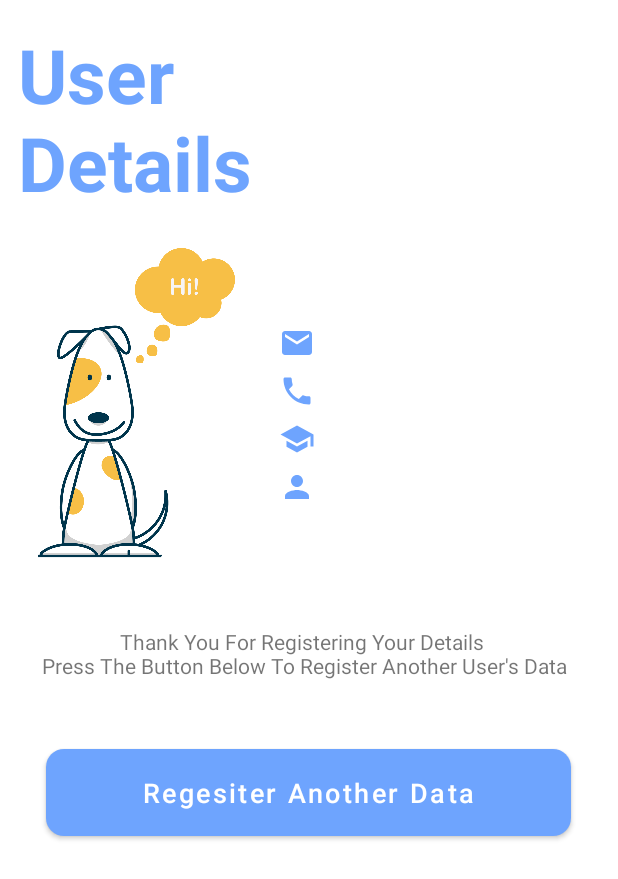
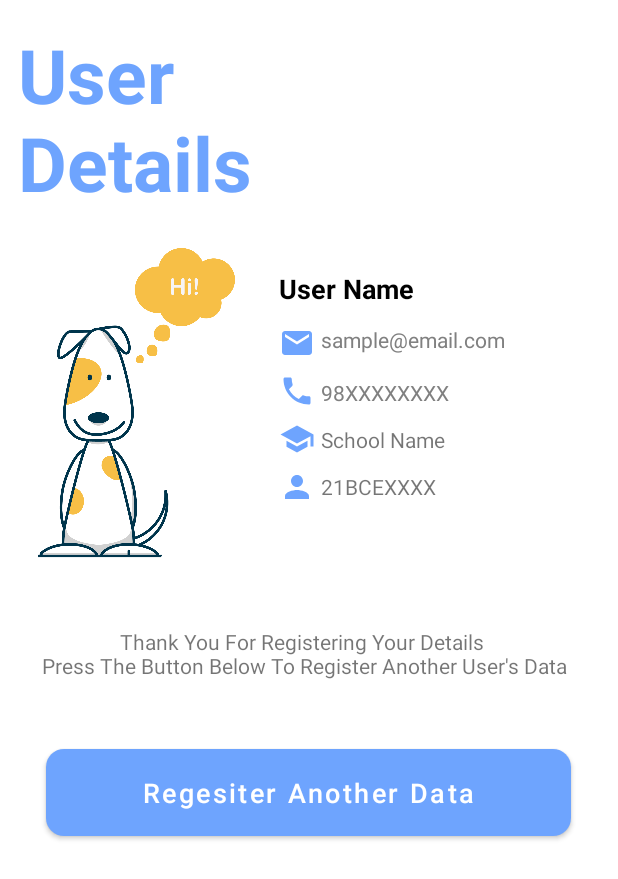
Before and after one commit to PrashannaR/myForm, an Android app: the Details screen opened directly, with no data from a screen before it, after a tap on "Add Details", on a phone screen of 412 x 824 dp. Shown: the top 879 px of the screen. Run offline under Robolectric (Android 15) with nearby library versions, the phone set to English and light mode, and no system bars.

Commit message:
Activity Change Bug Fix

```diff
--- a/app/src/main/AndroidManifest.xml
+++ b/app/src/main/AndroidManifest.xml
@@ -9,6 +9,9 @@
         android:roundIcon="@mipmap/ic_launcher_round"
         android:supportsRtl="true"
         android:theme="@style/Theme.MyForm">
+        <activity
+            android:name=".ShowDetails"
+            android:exported="false" />
         <activity
             android:name=".ViewDetails"
             android:exported="false" />
--- a/app/src/main/java/com/example/myform/Details.java
+++ b/app/src/main/java/com/example/myform/Details.java
@@ -28,25 +28,11 @@ public class Details extends AppCompatActivity {
 
         addBtn = findViewById(R.id.addBtn);
 
-        String name = nameEditText.getText().toString();
-        String phone = nameEditText.getText().toString();
-        String email = emailEditText.getText().toString();
-        String branch = branchEditText.getText().toString();
-        String reg = regEditText.getText().toString();
-
-
-
         addBtn.setOnClickListener(new View.OnClickListener() {
             @Override
             public void onClick(View view) {
-            Intent intent = new Intent(Details.this, ViewDetails.class);
-            intent.putExtra("userName", name);
-            intent.putExtra("userPhone", phone);
-            intent.putExtra("userEmail", email);
-            intent.putExtra("userBranch", branch);
-            intent.putExtra("userReg", reg);
+                Intent intent = new Intent(Details.this, ShowDetails.class);
                 startActivity(intent);
-
             }
         });
 
--- a/app/src/main/java/com/example/myform/MainActivity.java
+++ b/app/src/main/java/com/example/myform/MainActivity.java
@@ -33,7 +33,7 @@ public class MainActivity extends AppCompatActivity {
         viewBtn.setOnClickListener(new View.OnClickListener() {
             @Override
             public void onClick(View view) {
-                Intent intent = new Intent(MainActivity.this, ViewDetails.class);
+                Intent intent = new Intent(MainActivity.this, ShowDetails.class);
                 startActivity(intent);
             }
         });
--- /dev/null
+++ b/app/src/main/java/com/example/myform/ShowDetails.java
@@ -0,0 +1,39 @@
+package com.example.myform;
+
+import androidx.appcompat.app.AppCompatActivity;
+
+import android.content.Intent;
+import android.os.Bundle;
+import android.view.View;
+import android.widget.Button;
+import android.widget.TextView;
+
+public class ShowDetails extends AppCompatActivity {
+    Button regBtn;
+    TextView name, emailID, phoneNo, school, regNo;
+
+
+    @Override
+    protected void onCreate(Bundle savedInstanceState) {
+        super.onCreate(savedInstanceState);
+        setContentView(R.layout.activity_show_details);
+
+        regBtn = findViewById(R.id.regBtn);
+
+        name = findViewById(R.id.name);
+        emailID = findViewById(R.id.emailID);
+        phoneNo = findViewById(R.id.phoneNo);
+        school = findViewById(R.id.school);
+        regNo = findViewById(R.id.regNo);
+
+        regBtn.setOnClickListener(new View.OnClickListener() {
+            @Override
+            public void onClick(View view) {
+                Intent intent = new Intent(ShowDetails.this, Details.class);
+                startActivity(intent);
+                finish();
+            }
+        });
+
+    }
+}
--- a/app/src/main/java/com/example/myform/ViewDetails.java
+++ /dev/null
@@ -1,53 +0,0 @@
-package com.example.myform;
-
-import androidx.appcompat.app.AppCompatActivity;
-import androidx.appcompat.app.AppCompatDelegate;
-
-import android.content.Intent;
-import android.os.Bundle;
-import android.widget.Button;
-import android.widget.TextView;
-
-public class ViewDetails extends AppCompatActivity {
-    Button regBtn;
-    TextView name, emailID, phoneNo, school, regNo;
-
-    @Override
-    protected void onCreate(Bundle savedInstanceState) {
-        AppCompatDelegate.setDefaultNightMode(AppCompatDelegate.MODE_NIGHT_NO);
-        super.onCreate(savedInstanceState);
-        setContentView(R.layout.activity_view);
-
-        regBtn = findViewById(R.id.regBtn);
-
-        name = findViewById(R.id.name);
-        emailID = findViewById(R.id.emailID);
-        phoneNo = findViewById(R.id.phoneNo);
-        school = findViewById(R.id.school);
-        regNo = findViewById(R.id.regNo);
-
-        //getValues
-        Intent intent = getIntent();
-        String userName = intent.getStringExtra("userName");
-        String userEmail = intent.getStringExtra("userEmail");
-        String userPhone = intent.getStringExtra("userPhone");
-        String userSchool = intent.getStringExtra("userBranch");
-        String userReg = intent.getStringExtra("userReg");
-
-        //setValues
-        name.setText(userName);
-        emailID.setText(userEmail);
-        phoneNo.setText(userPhone);
-        school.setText(userSchool);
-        regNo.setText(userReg);
-
-        regBtn.setOnClickListener(new android.view.View.OnClickListener() {
-            @Override
-            public void onClick(android.view.View view) {
-                Intent intent = new Intent(ViewDetails.this, Details.class);
-                startActivity(intent);
-                finish();
-            }
-        });
-    }
-}
--- a/app/src/main/res/layout/activity_view.xml
+++ b/app/src/main/res/layout/activity_show_details.xml
@@ -4,8 +4,7 @@
     xmlns:tools="http://schemas.android.com/tools"
     android:layout_width="match_parent"
     android:layout_height="match_parent"
-    android:background="@color/white"
-    tools:context=".ViewDetails">
+    tools:context=".ShowDetails">
 
     <TextView
         android:id="@+id/AddDetailsText"
@@ -158,6 +157,4 @@
         app:layout_constraintHorizontal_bias="0.491"
         app:layout_constraintStart_toStartOf="parent"
         app:layout_constraintTop_toBottomOf="@+id/thankYou" />
-
-
 </androidx.constraintlayout.widget.ConstraintLayout>
```
Lines whose indentation alone changed are shown as unchanged.
